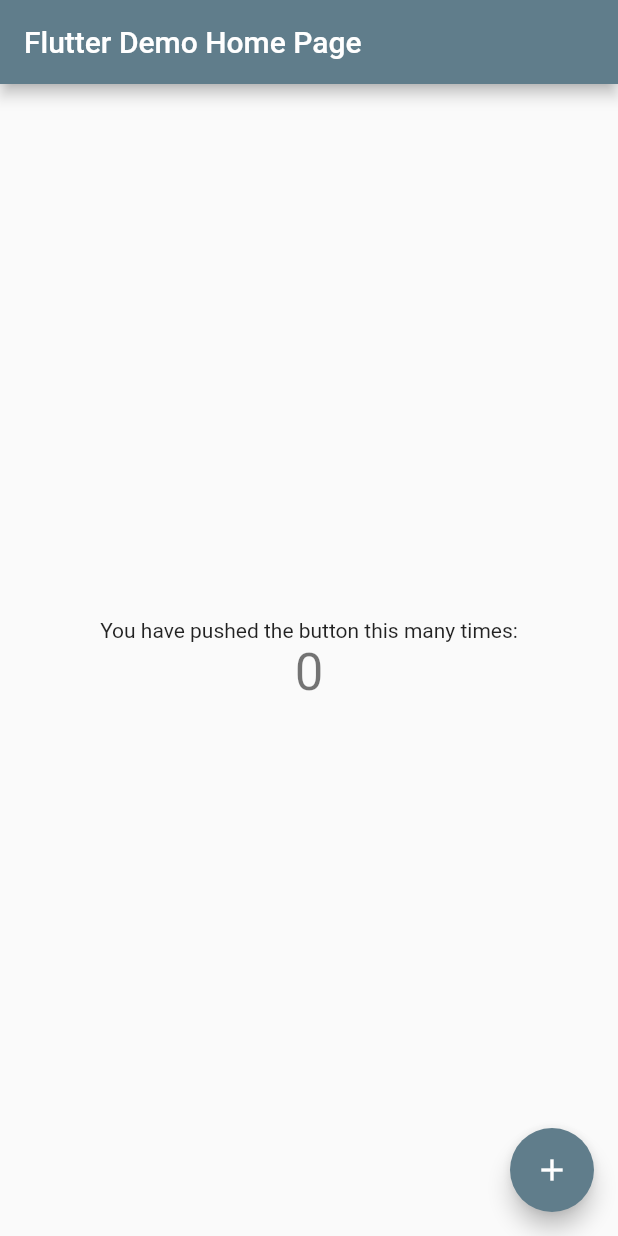
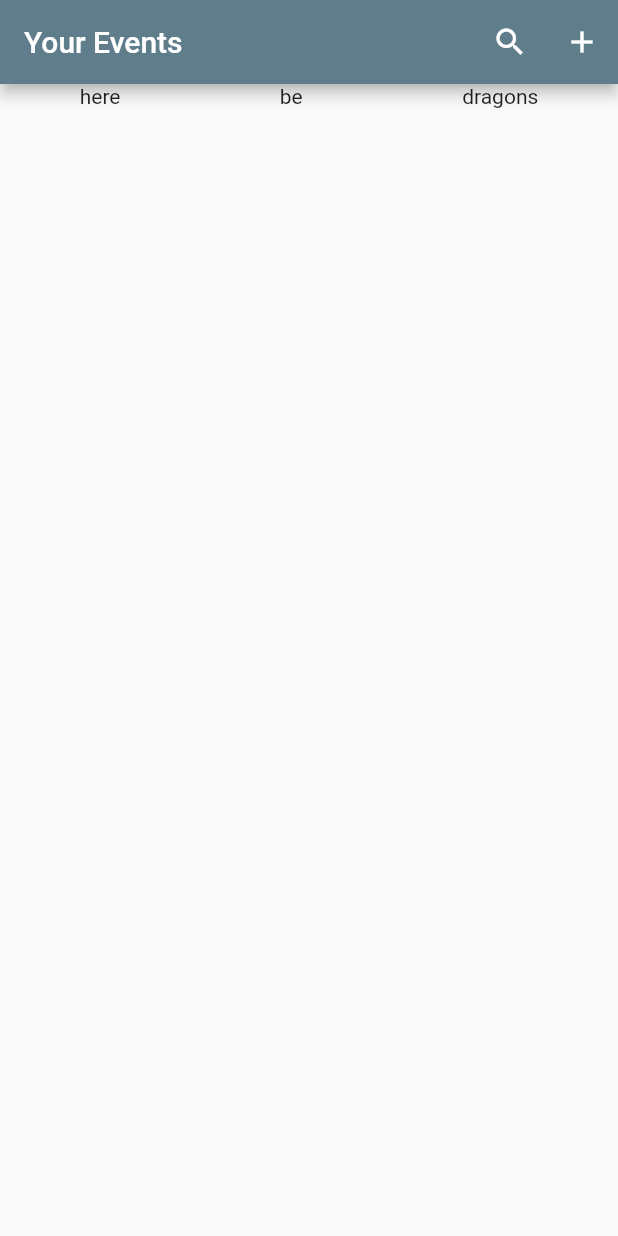
Before and after one commit to petii/cuddly-carnival, a Flutter app: the screen it shows after launch, on a phone screen of 412 x 824 dp. Run offline on Flutter 3.47's test engine with Material 2 defaults, Android fonts, the phone set to English and light mode, and no system bars.

Commit message:
something's cooking

```diff
--- a/lib/main.dart
+++ b/lib/main.dart
@@ -1,17 +1,19 @@
+import 'package:cuddly_carnival/pages/event_list.dart';
 import 'package:flutter/material.dart';
 
+import 'pages/event_list.dart';
+
 void main() {
-  runApp(const MyApp());
+  runApp(const CucaApp());
 }
 
-class MyApp extends StatelessWidget {
-  const MyApp({Key? key}) : super(key: key);
+class CucaApp extends StatelessWidget {
+  const CucaApp({Key? key}) : super(key: key);
 
-  // This widget is the root of your application.
   @override
   Widget build(BuildContext context) {
     return MaterialApp(
-      title: 'Flutter Demo',
+      title: 'Cuddly Carnival',
       theme: ThemeData(
         // This is the theme of your application.
         //
@@ -24,7 +26,9 @@
         // is not restarted.
         primarySwatch: Colors.blueGrey,
       ),
-      home: const MyHomePage(title: 'Flutter Demo Home Page'),
+      home: const EventList(),
+      // home: const MyHomePage(title: 'Flutter Demo Home Page'),
+      // routes: {  '/': _MyHomePageState().build },
     );
   }
 }
--- /dev/null
+++ b/lib/pages/event_list.dart
@@ -0,0 +1,33 @@
+import 'package:flutter/cupertino.dart';
+import 'package:flutter/material.dart';
+
+import '../widgets/event_entry.dart';
+
+class EventList extends StatefulWidget {
+  const EventList({Key? key}) : super(key: key);
+
+  final String title = 'Your Events';
+
+  @override
+  State<StatefulWidget> createState() => _EventListState();
+}
+
+class _EventListState extends State<EventList> {
+  @override
+  Widget build(BuildContext context) {
+    return Scaffold(
+      appBar: AppBar(
+        title: Text(widget.title),
+        actions: [
+          IconButton(onPressed: () =>{}, tooltip: 'Search your events', icon: const Icon(Icons.search)),
+          IconButton(onPressed: () =>{}, tooltip: 'Discover more events', icon: const Icon(Icons.add)),
+        ],
+      ),
+      body: ListView(
+        children: const <Widget>[
+          EventEntry(),
+        ],
+      ),
+    );
+  }
+}
--- /dev/null
+++ b/lib/widgets/event_entry.dart
@@ -0,0 +1,16 @@
+import 'package:flutter/material.dart';
+
+class EventEntry extends StatelessWidget {
+  const EventEntry({Key? key}) : super(key: key);
+
+  @override
+  Widget build(BuildContext context) {
+    return Row(mainAxisAlignment: MainAxisAlignment.spaceAround,
+      children: const [
+        Text('here'),
+        Text('be'),
+        Text('dragons'),
+      ],
+    );
+  }
+}
```
Also changed, not shown: 1 other file.
